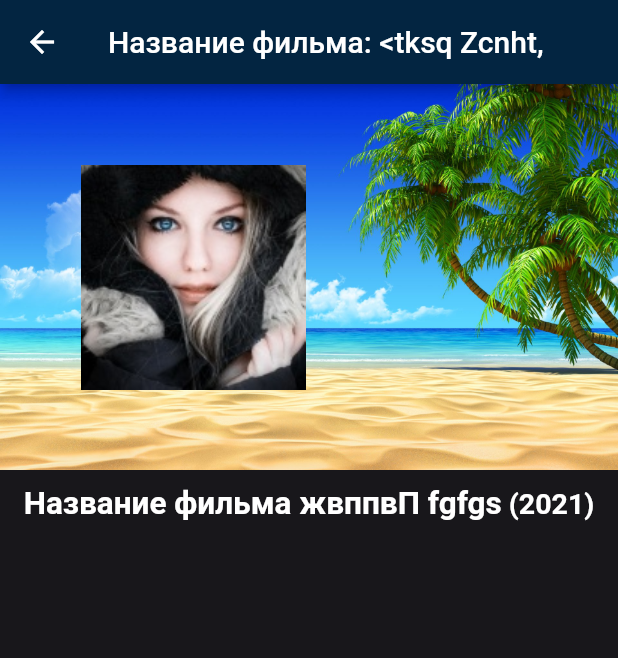
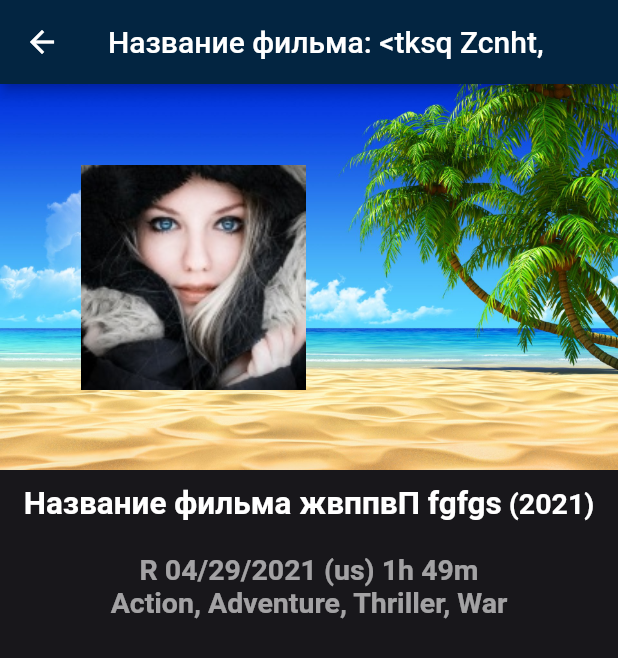
Before and after one commit to Wlad11/flutter, a Flutter app: the MoviDetailsWidget screen opened by its route, on a phone screen of 412 x 824 dp. Shown: the top 658 px of the screen. Run offline on Flutter 3.47's test engine with Material 2 defaults, Android fonts, the phone set to English and light mode, and no system bars.

Commit message:
Сделал этот блок _SummeryWidget

```diff
--- a/lesson/lib/widgets/movi_details/movi_details_main_info_widget.dart
+++ b/lesson/lib/widgets/movi_details/movi_details_main_info_widget.dart
@@ -14,7 +14,10 @@ class MoviDetailsVainInfoWidget extends StatelessWidget {
           padding: EdgeInsets.all(10.0),
           child: _MoviNameWidget(),
         ),
-        _SummeryWidget(),
+        Padding(
+          padding: EdgeInsets.symmetric(horizontal: 70, vertical: 10),
+          child: _SummeryWidget(),
+        ),
       ],
     );
   }
@@ -64,7 +67,13 @@ class _SummeryWidget extends StatelessWidget {
 
   @override
   Widget build(BuildContext context) {
-    return Container();
+    return const Text(
+      'R 04/29/2021 (us) 1h 49m Action, Adventure, Thriller, War',
+      maxLines: 3,
+      textAlign: TextAlign.center,
+      style: TextStyle(
+          fontWeight: FontWeight.w600, fontSize: 19, color: Colors.white60),
+    );
   }
 }
-//TODO: Остановился 31:43 Надо другой урок смотреть
+//TODO: Осталось  до конца 81:11 Верстает другой блок доделать самому
```
